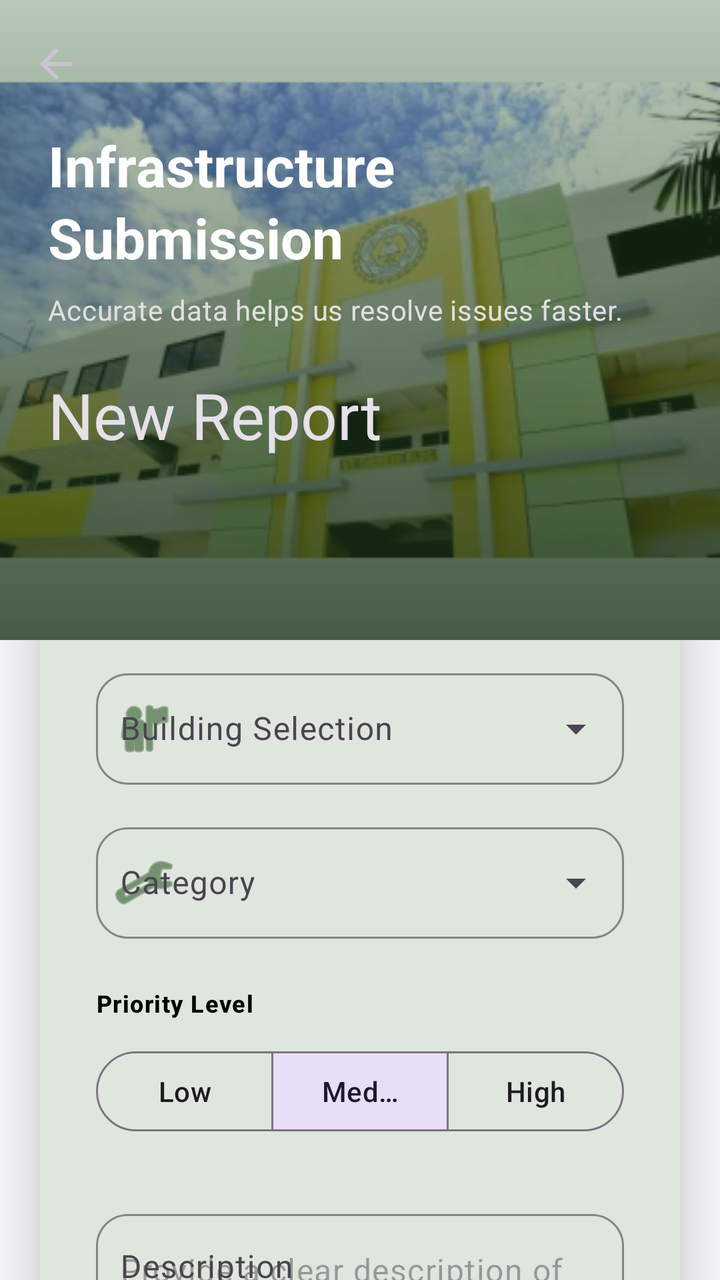
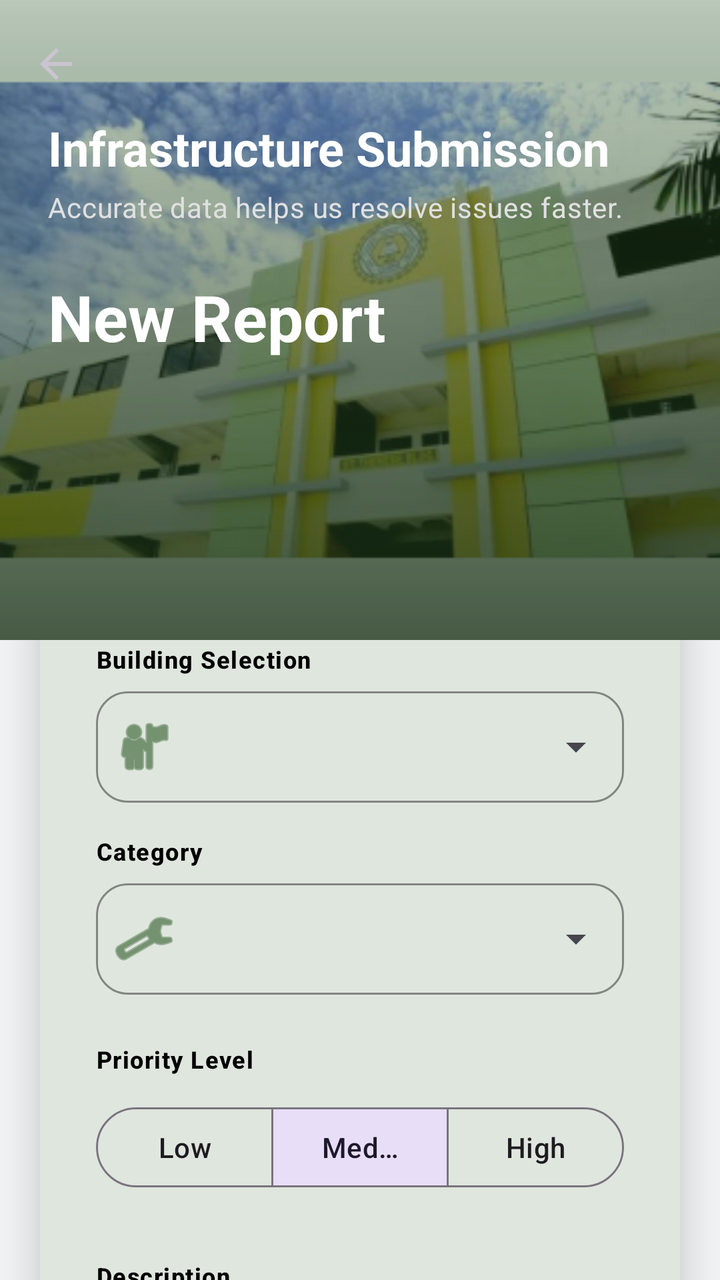

The first picture is an Android layout as it rendered before a commit; the second is the same layout after the commit. The layout source and the unified diff follow.
<!-- AndroidManifest.xml: application theme Theme.CampusAlert -->
<!-- res/layout/activity_report_submission.xml -->
<?xml version="1.0" encoding="utf-8"?>
<androidx.coordinatorlayout.widget.CoordinatorLayout xmlns:android="http://schemas.android.com/apk/res/android"
    xmlns:app="http://schemas.android.com/apk/res-auto"
    xmlns:tools="http://schemas.android.com/tools"
    android:layout_width="match_parent"
    android:layout_height="match_parent"
    android:background="#F4F6F7">

    
    <com.google.android.material.appbar.AppBarLayout
        android:id="@+id/app_bar"
        android:layout_width="match_parent"
        android:layout_height="320dp"
        android:background="@android:color/transparent"
        android:theme="@style/ThemeOverlay.Material3.Dark">

        <com.google.android.material.appbar.CollapsingToolbarLayout
            android:id="@+id/collapsing_toolbar"
            android:layout_width="match_parent"
            android:layout_height="match_parent"
            app:contentScrim="@color/forest_green"
            app:expandedTitleMarginBottom="100dp"
            app:expandedTitleMarginStart="24dp"
            app:expandedTitleTextAppearance="@style/TextAppearance.Material3.HeadlineLarge"
            app:layout_scrollFlags="scroll|exitUntilCollapsed"
            app:title="New Report"
            app:titleCollapseMode="fade">

            <ImageView
                android:layout_width="match_parent"
                android:layout_height="match_parent"
                android:contentDescription="Campus Background Header"
                android:scaleType="centerCrop"
                android:src="@mipmap/scc_bldg_background"
                app:layout_collapseMode="parallax"
                app:layout_collapseParallaxMultiplier="0.7" />

            
            <View
                android:layout_width="match_parent"
                android:layout_height="match_parent"
                android:alpha="0.75"
                android:background="@drawable/bg_green_scrim" />

            <View
                android:layout_width="match_parent"
                android:layout_height="match_parent"
                android:alpha="0.5"
                android:background="@drawable/bg_gradient_scrim" />

            
            <LinearLayout
                android:layout_width="match_parent"
                android:layout_height="wrap_content"
                android:layout_gravity="top"
                android:layout_marginTop="64dp"
                android:orientation="vertical"
                android:paddingHorizontal="24dp">

                <TextView
                    android:layout_width="wrap_content"
                    android:layout_height="wrap_content"
                    android:text="Infrastructure Submission"
                    android:textAppearance="@style/TextAppearance.Material3.HeadlineMedium"
                    android:textColor="@color/white"
                    android:textStyle="bold" />

                <TextView
                    android:layout_width="wrap_content"
                    android:layout_height="wrap_content"
                    android:layout_marginTop="8dp"
                    android:text="Accurate data helps us resolve issues faster."
                    android:textAppearance="@style/TextAppearance.Material3.BodyMedium"
                    android:textColor="#E0E0E0" />
            </LinearLayout>

            <androidx.appcompat.widget.Toolbar
                android:id="@+id/toolbar"
                android:layout_width="match_parent"
                android:layout_height="?attr/actionBarSize"
                app:layout_collapseMode="pin"
                app:navigationIcon="?attr/homeAsUpIndicator"
                app:navigationIconTint="@color/white" />

        </com.google.android.material.appbar.CollapsingToolbarLayout>
    </com.google.android.material.appbar.AppBarLayout>

    <androidx.core.widget.NestedScrollView
        android:layout_width="match_parent"
        android:layout_height="match_parent"
        android:clipToPadding="false"
        app:layout_behavior="@string/appbar_scrolling_view_behavior">

        <LinearLayout
            android:layout_width="match_parent"
            android:layout_height="wrap_content"
            android:orientation="vertical"
            android:paddingBottom="60dp">

            
            <com.google.android.material.card.MaterialCardView
                android:layout_width="match_parent"
                android:layout_height="wrap_content"
                android:layout_marginHorizontal="20dp"
                android:layout_marginTop="-80dp"
                app:cardCornerRadius="32dp"
                app:cardElevation="16dp"
                app:strokeWidth="0dp">

                <LinearLayout
                    android:layout_width="match_parent"
                    android:layout_height="wrap_content"
                    android:orientation="vertical"
                    android:padding="28dp">

                    <TextView
                        android:layout_width="wrap_content"
                        android:layout_height="wrap_content"
                        android:letterSpacing="0.1"
                        android:text="ISSUE SPECIFICATIONS"
                        android:textAppearance="@style/TextAppearance.Material3.LabelLarge"
                        android:textColor="@color/forest_green"
                        android:textStyle="bold" />

                    <View
                        android:layout_width="48dp"
                        android:layout_height="4dp"
                        android:layout_marginTop="8dp"
                        android:background="@color/soft_sage" />

                    
                    <com.google.android.material.textfield.TextInputLayout
                        style="@style/Widget.Material3.TextInputLayout.OutlinedBox.ExposedDropdownMenu"
                        android:layout_width="match_parent"
                        android:layout_height="wrap_content"
                        android:layout_marginTop="32dp"
                        android:layout_marginBottom="16dp"
                        android:hint="@string/building_selection"
                        app:boxCornerRadiusBottomEnd="16dp"
                        app:boxCornerRadiusBottomStart="16dp"
                        app:boxCornerRadiusTopEnd="16dp"
                        app:boxCornerRadiusTopStart="16dp"
                        app:boxStrokeColor="@color/forest_green"
                        app:hintTextColor="@color/forest_green"
                        app:startIconDrawable="@android:drawable/ic_menu_myplaces"
                        app:startIconTint="@color/forest_green">

                        <AutoCompleteTextView
                            android:id="@+id/building_dropdown"
                            android:layout_width="match_parent"
                            android:layout_height="wrap_content"
                            android:inputType="none"
                            android:paddingStart="12dp"
                            android:textColor="@color/black" />
                    </com.google.android.material.textfield.TextInputLayout>

                    
                    <com.google.android.material.textfield.TextInputLayout
                        style="@style/Widget.Material3.TextInputLayout.OutlinedBox.ExposedDropdownMenu"
                        android:layout_width="match_parent"
                        android:layout_height="wrap_content"
                        android:layout_marginBottom="24dp"
                        android:hint="@string/category"
                        app:boxCornerRadiusBottomEnd="16dp"
                        app:boxCornerRadiusBottomStart="16dp"
                        app:boxCornerRadiusTopEnd="16dp"
                        app:boxCornerRadiusTopStart="16dp"
                        app:boxStrokeColor="@color/forest_green"
                        app:hintTextColor="@color/forest_green"
                        app:startIconDrawable="@android:drawable/ic_menu_preferences"
                        app:startIconTint="@color/forest_green">

                        <AutoCompleteTextView
                            android:id="@+id/category_dropdown"
                            android:layout_width="match_parent"
                            android:layout_height="wrap_content"
                            android:inputType="none"
                            android:paddingStart="12dp"
                            android:textColor="@color/black" />
                    </com.google.android.material.textfield.TextInputLayout>

                    
                    <TextView
                        android:layout_width="wrap_content"
                        android:layout_height="wrap_content"
                        android:text="@string/priority_level"
                        android:textAppearance="@style/TextAppearance.Material3.LabelMedium"
                        android:textColor="@color/black"
                        android:textStyle="bold" />

                    <com.google.android.material.button.MaterialButtonToggleGroup
                        android:id="@+id/priority_toggle_group"
                        android:layout_width="match_parent"
                        android:layout_height="wrap_content"
                        android:layout_marginTop="12dp"
                        android:layout_marginBottom="32dp"
                        app:checkedButton="@id/btn_medium"
                        app:singleSelection="true">

                        <Button
                            android:id="@+id/btn_low"
                            style="@style/Widget.Material3.Button.OutlinedButton"
                            android:layout_width="0dp"
                            android:layout_height="wrap_content"
                            android:layout_weight="1"
                            android:text="Low" />

                        <Button
                            android:id="@+id/btn_medium"
                            style="@style/Widget.Material3.Button.OutlinedButton"
                            android:layout_width="0dp"
                            android:layout_height="wrap_content"
                            android:layout_weight="1"
                            android:text="Medium" />

                        <Button
                            android:id="@+id/btn_high"
                            style="@style/Widget.Material3.Button.OutlinedButton"
                            android:layout_width="0dp"
                            android:layout_height="wrap_content"
                            android:layout_weight="1"
                            android:text="High" />
                    </com.google.android.material.button.MaterialButtonToggleGroup>

                    
                    <com.google.android.material.textfield.TextInputLayout
                        style="@style/Widget.Material3.TextInputLayout.OutlinedBox"
                        android:layout_width="match_parent"
                        android:layout_height="wrap_content"
                        android:layout_marginBottom="32dp"
                        android:hint="@string/description"
                        app:boxCornerRadiusBottomEnd="16dp"
                        app:boxCornerRadiusBottomStart="16dp"
                        app:boxCornerRadiusTopEnd="16dp"
                        app:boxCornerRadiusTopStart="16dp"
                        app:boxStrokeColor="@color/forest_green"
                        app:hintTextColor="@color/forest_green">

                        <com.google.android.material.textfield.TextInputEditText
                            android:id="@+id/description_edit"
                            android:layout_width="match_parent"
                            android:layout_height="wrap_content"
                            android:gravity="top"
                            android:hint="Provide a clear description of the issue..."
                            android:inputType="textMultiLine"
                            android:lines="5"
                            android:paddingStart="12dp"
                            android:textColor="@color/black" />
                    </com.google.android.material.textfield.TextInputLayout>

                    
                    <TextView
                        android:layout_width="wrap_content"
                        android:layout_height="wrap_content"
                        android:letterSpacing="0.1"
                        android:text="LOCATION IDENTIFICATION"
                        android:textAppearance="@style/TextAppearance.Material3.LabelLarge"
                        android:textColor="@color/forest_green"
                        android:textStyle="bold" />

                    <com.google.android.material.card.MaterialCardView
                        android:layout_width="match_parent"
                        android:layout_height="260dp"
                        android:layout_marginTop="20dp"
                        android:layout_marginBottom="32dp"
                        app:cardCornerRadius="24dp"
                        app:cardElevation="4dp"
                        app:strokeColor="#EAEAEA"
                        app:strokeWidth="1dp">

                        <androidx.fragment.app.FragmentContainerView
                            android:id="@+id/map_fragment"
                            android:name="com.google.android.gms.maps.SupportMapFragment"
                            android:layout_width="match_parent"
                            android:layout_height="match_parent" />
                    </com.google.android.material.card.MaterialCardView>

                    
                    <com.google.android.material.button.MaterialButton
                        android:id="@+id/submit_button"
                        android:layout_width="match_parent"
                        android:layout_height="64dp"
                        android:letterSpacing="0.05"
                        android:text="SUBMIT OFFICIAL REPORT"
                        android:textAllCaps="true"
                        android:textSize="16sp"
                        android:textStyle="bold"
                        app:backgroundTint="@color/forest_green"
                        app:cornerRadius="20dp"
                        app:elevation="8dp" />

                </LinearLayout>
            </com.google.android.material.card.MaterialCardView>

        </LinearLayout>
    </androidx.core.widget.NestedScrollView>

</androidx.coordinatorlayout.widget.CoordinatorLayout>
<!-- resources referenced by this layout -->
<resources>
  <color name="black">#FF000000</color>
  <color name="forest_green">#2D5A27</color>
  <color name="soft_sage">#DDE5B6</color>
  <color name="white">#FFFFFFFF</color>
  <!-- drawable bg_gradient_scrim (drawable) -->
  <?xml version="1.0" encoding="utf-8"?>
  <shape xmlns:android="http://schemas.android.com/apk/res/android">
      <gradient
          android:angle="90"
          android:startColor="#B3000000"
          android:centerColor="#4D000000"
          android:endColor="@android:color/transparent"
          android:type="linear" />
  </shape>
  <!-- drawable bg_green_scrim (drawable) -->
  <?xml version="1.0" encoding="utf-8"?>
  <shape xmlns:android="http://schemas.android.com/apk/res/android">
      <gradient
          android:angle="90"
          android:startColor="#E62D5A27"
          android:centerColor="#992D5A27"
          android:endColor="#662D5A27"
          android:type="linear" />
  </shape>
  <!-- mipmap scc_bldg_background: webp bitmap (mipmap-hdpi, 24782 bytes) -->
  <string name="building_selection">Building Selection</string>
  <string name="category">Category</string>
  <string name="description">Description</string>
  <string name="priority_level">Priority Level</string>
  <style name="Theme.CampusAlert" parent="Base.Theme.CampusAlert" />
  <style name="Base.Theme.CampusAlert" parent="Theme.Material3.DayNight.NoActionBar">
          
          <item name="colorPrimary">@color/primary</item>
          <item name="colorOnPrimary">@color/onPrimary</item>
          
          <item name="colorSecondary">@color/secondary</item>
          <item name="colorOnSecondary">@color/onSecondary</item>
          
          <item name="android:statusBarColor">?attr/colorPrimary</item>
          
          <item name="android:windowBackground">@color/background</item>
          <item name="colorSurface">@color/surface</item>
          
          
          <item name="shapeAppearanceLargeComponent">@style/ShapeAppearance.CampusAlert.Large</item>
          <item name="shapeAppearanceMediumComponent">@style/ShapeAppearance.CampusAlert.Medium</item>
      </style>
  <color name="primary">@color/forest_green</color>
  <color name="onPrimary">@color/white</color>
  <color name="secondary">@color/sage_green</color>
  <color name="onSecondary">@color/black</color>
  <color name="background">@color/light_gray</color>
  <color name="surface">@color/white</color>
  <style name="ShapeAppearance.CampusAlert.Large" parent="ShapeAppearance.Material3.LargeComponent">
          <item name="cornerSize">16dp</item>
      </style>
  <style name="ShapeAppearance.CampusAlert.Medium" parent="ShapeAppearance.Material3.MediumComponent">
          <item name="cornerSize">12dp</item>
      </style>
  <color name="sage_green">#A3B18A</color>
  <color name="light_gray">#F8F9FA</color>
</resources>

<!-- the commit's change to res/layout/activity_report_submission.xml (unified diff, before → after) -->
@@ -19,12 +19,8 @@
             android:layout_width="match_parent"
             android:layout_height="match_parent"
             app:contentScrim="@color/forest_green"
-            app:expandedTitleMarginBottom="100dp"
-            app:expandedTitleMarginStart="24dp"
-            app:expandedTitleTextAppearance="@style/TextAppearance.Material3.HeadlineLarge"
             app:layout_scrollFlags="scroll|exitUntilCollapsed"
-            app:title="New Report"
-            app:titleCollapseMode="fade">
+            app:titleEnabled="false">
 
             <ImageView
                 android:layout_width="match_parent"
@@ -52,8 +48,8 @@
             <LinearLayout
                 android:layout_width="match_parent"
                 android:layout_height="wrap_content"
-                android:layout_gravity="top"
-                android:layout_marginTop="64dp"
+                android:layout_gravity="bottom"
+                android:layout_marginBottom="140dp"
                 android:orientation="vertical"
                 android:paddingHorizontal="24dp">
 
@@ -61,17 +57,26 @@
                     android:layout_width="wrap_content"
                     android:layout_height="wrap_content"
                     android:text="Infrastructure Submission"
-                    android:textAppearance="@style/TextAppearance.Material3.HeadlineMedium"
+                    android:textAppearance="@style/TextAppearance.Material3.HeadlineSmall"
                     android:textColor="@color/white"
                     android:textStyle="bold" />
 
                 <TextView
                     android:layout_width="wrap_content"
                     android:layout_height="wrap_content"
-                    android:layout_marginTop="8dp"
+                    android:layout_marginTop="4dp"
                     android:text="Accurate data helps us resolve issues faster."
                     android:textAppearance="@style/TextAppearance.Material3.BodyMedium"
                     android:textColor="#E0E0E0" />
+
+                <TextView
+                    android:layout_width="wrap_content"
+                    android:layout_height="wrap_content"
+                    android:layout_marginTop="24dp"
+                    android:text="New Report"
+                    android:textAppearance="@style/TextAppearance.Material3.HeadlineLarge"
+                    android:textColor="@color/white"
+                    android:textStyle="bold" />
             </LinearLayout>
 
             <androidx.appcompat.widget.Toolbar
@@ -102,7 +107,8 @@
                 android:layout_width="match_parent"
                 android:layout_height="wrap_content"
                 android:layout_marginHorizontal="20dp"
-                android:layout_marginTop="-80dp"
+                android:layout_marginTop="-90dp"
+                app:cardBackgroundColor="@color/white"
                 app:cardCornerRadius="32dp"
                 app:cardElevation="16dp"
                 app:strokeWidth="0dp">
@@ -129,19 +135,27 @@
                         android:background="@color/soft_sage" />
 
                     
+                    <TextView
+                        android:layout_width="wrap_content"
+                        android:layout_height="wrap_content"
+                        android:layout_marginTop="32dp"
+                        android:text="Building Selection"
+                        android:textAppearance="@style/TextAppearance.Material3.LabelMedium"
+                        android:textColor="@color/black"
+                        android:textStyle="bold" />
+
                     <com.google.android.material.textfield.TextInputLayout
                         style="@style/Widget.Material3.TextInputLayout.OutlinedBox.ExposedDropdownMenu"
                         android:layout_width="match_parent"
                         android:layout_height="wrap_content"
-                        android:layout_marginTop="32dp"
+                        android:layout_marginTop="8dp"
                         android:layout_marginBottom="16dp"
-                        android:hint="@string/building_selection"
                         app:boxCornerRadiusBottomEnd="16dp"
                         app:boxCornerRadiusBottomStart="16dp"
                         app:boxCornerRadiusTopEnd="16dp"
                         app:boxCornerRadiusTopStart="16dp"
                         app:boxStrokeColor="@color/forest_green"
-                        app:hintTextColor="@color/forest_green"
+                        app:hintEnabled="false"
                         app:startIconDrawable="@android:drawable/ic_menu_myplaces"
                         app:startIconTint="@color/forest_green">
 
@@ -150,23 +164,31 @@
                             android:layout_width="match_parent"
                             android:layout_height="wrap_content"
                             android:inputType="none"
-                            android:paddingStart="12dp"
+                            android:paddingStart="60dp"
                             android:textColor="@color/black" />
                     </com.google.android.material.textfield.TextInputLayout>
 
                     
+                    <TextView
+                        android:layout_width="wrap_content"
+                        android:layout_height="wrap_content"
+                        android:text="Category"
+                        android:textAppearance="@style/TextAppearance.Material3.LabelMedium"
+                        android:textColor="@color/black"
+                        android:textStyle="bold" />
+
                     <com.google.android.material.textfield.TextInputLayout
                         style="@style/Widget.Material3.TextInputLayout.OutlinedBox.ExposedDropdownMenu"
                         android:layout_width="match_parent"
                         android:layout_height="wrap_content"
+                        android:layout_marginTop="8dp"
                         android:layout_marginBottom="24dp"
-                        android:hint="@string/category"
                         app:boxCornerRadiusBottomEnd="16dp"
                         app:boxCornerRadiusBottomStart="16dp"
                         app:boxCornerRadiusTopEnd="16dp"
                         app:boxCornerRadiusTopStart="16dp"
                         app:boxStrokeColor="@color/forest_green"
-                        app:hintTextColor="@color/forest_green"
+                        app:hintEnabled="false"
                         app:startIconDrawable="@android:drawable/ic_menu_preferences"
                         app:startIconTint="@color/forest_green">
 
@@ -175,7 +197,7 @@
                             android:layout_width="match_parent"
                             android:layout_height="wrap_content"
                             android:inputType="none"
-                            android:paddingStart="12dp"
+                            android:paddingStart="60dp"
                             android:textColor="@color/black" />
                     </com.google.android.material.textfield.TextInputLayout>
 
@@ -183,7 +205,7 @@
                     <TextView
                         android:layout_width="wrap_content"
                         android:layout_height="wrap_content"
-                        android:text="@string/priority_level"
+                        android:text="Priority Level"
                         android:textAppearance="@style/TextAppearance.Material3.LabelMedium"
                         android:textColor="@color/black"
                         android:textStyle="bold" />
@@ -223,18 +245,28 @@
                     </com.google.android.material.button.MaterialButtonToggleGroup>
 
                     
+                    <TextView
+                        android:layout_width="wrap_content"
+                        android:layout_height="wrap_content"
+                        android:text="Description"
+                        android:textAppearance="@style/TextAppearance.Material3.LabelMedium"
+                        android:textColor="@color/black"
+                        android:textStyle="bold" />
+
                     <com.google.android.material.textfield.TextInputLayout
                         style="@style/Widget.Material3.TextInputLayout.OutlinedBox"
                         android:layout_width="match_parent"
                         android:layout_height="wrap_content"
+                        android:layout_marginTop="8dp"
                         android:layout_marginBottom="32dp"
-                        android:hint="@string/description"
                         app:boxCornerRadiusBottomEnd="16dp"
                         app:boxCornerRadiusBottomStart="16dp"
                         app:boxCornerRadiusTopEnd="16dp"
                         app:boxCornerRadiusTopStart="16dp"
                         app:boxStrokeColor="@color/forest_green"
-                        app:hintTextColor="@color/forest_green">
+                        app:hintEnabled="false"
+                        app:startIconDrawable="@android:drawable/ic_menu_edit"
+                        app:startIconTint="@color/forest_green">
 
                         <com.google.android.material.textfield.TextInputEditText
                             android:id="@+id/description_edit"
@@ -244,7 +276,7 @@
                             android:hint="Provide a clear description of the issue..."
                             android:inputType="textMultiLine"
                             android:lines="5"
-                            android:paddingStart="12dp"
+                            android:paddingStart="60dp"
                             android:textColor="@color/black" />
                     </com.google.android.material.textfield.TextInputLayout>
 
<!-- resource entries referenced after the edit -->
@@ -25,10 +25,6 @@
           android:type="linear" />
   </shape>
   <!-- mipmap scc_bldg_background: webp bitmap (mipmap-hdpi, 24782 bytes) -->
-  <string name="building_selection">Building Selection</string>
-  <string name="category">Category</string>
-  <string name="description">Description</string>
-  <string name="priority_level">Priority Level</string>
   <style name="Theme.CampusAlert" parent="Base.Theme.CampusAlert" />
   <style name="Base.Theme.CampusAlert" parent="Theme.Material3.DayNight.NoActionBar">
           
